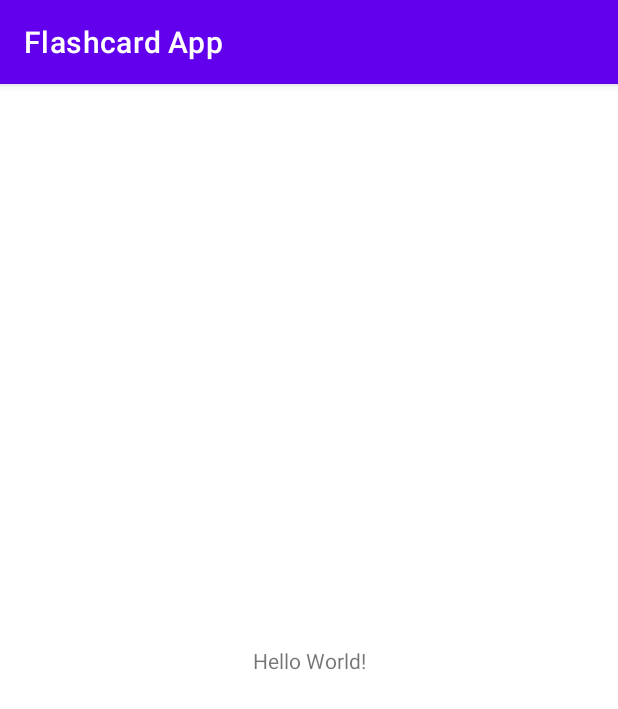
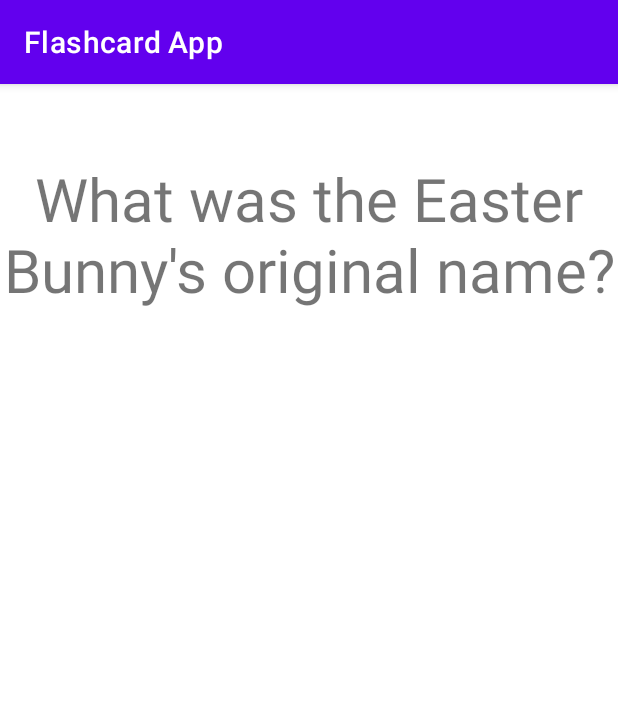
Before and after one commit to jshi0119/flashcardapp, an Android app: the screen it shows after launch (MainActivity), on a phone screen of 412 x 824 dp. Shown: the top 709 px of the screen. Run offline under Robolectric (Android 15) with nearby library versions, the phone set to English and light mode, and no system bars.

Commit message:
Revert between question and answer side of the flashcard when screen is tapped.

```diff
--- a/app/src/main/java/com/jen/flashcardapp/MainActivity.java
+++ b/app/src/main/java/com/jen/flashcardapp/MainActivity.java
@@ -1,8 +1,9 @@
 package com.jen.flashcardapp;
 
+import android.os.Bundle;
+import android.view.View;
+
 import androidx.appcompat.app.AppCompatActivity;
-
-import android.os.Bundle;
 
 public class MainActivity extends AppCompatActivity {
 
@@ -10,5 +11,20 @@ public class MainActivity extends AppCompatActivity {
     protected void onCreate(Bundle savedInstanceState) {
         super.onCreate(savedInstanceState);
         setContentView(R.layout.activity_main);
+
+        findViewById(R.id.flashcardQuestion).setOnClickListener(new View.OnClickListener() {
+            @Override
+            public void onClick(View v) {
+                findViewById(R.id.flashcardQuestion).setVisibility(View.INVISIBLE);
+                findViewById(R.id.flashcardAnswer).setVisibility(View.VISIBLE);
+            }
+        });
+
+        findViewById(R.id.flashcardAnswer).setOnClickListener(new View.OnClickListener() {
+            @Override
+            public void onClick(View v) {
+                findViewById(R.id.flashcardAnswer).setVisibility(View.INVISIBLE);
+                findViewById(R.id.flashcardQuestion).setVisibility(View.VISIBLE);            }
+        });
     }
 }
--- a/app/src/main/res/layout/activity_main.xml
+++ b/app/src/main/res/layout/activity_main.xml
@@ -1,5 +1,5 @@
 <?xml version="1.0" encoding="utf-8"?>
-<androidx.constraintlayout.widget.ConstraintLayout xmlns:android="http://schemas.android.com/apk/res/android"
+<RelativeLayout xmlns:android="http://schemas.android.com/apk/res/android"
     xmlns:app="http://schemas.android.com/apk/res-auto"
     xmlns:tools="http://schemas.android.com/tools"
     android:layout_width="match_parent"
@@ -7,12 +7,23 @@
     tools:context=".MainActivity">
 
     <TextView
-        android:layout_width="wrap_content"
-        android:layout_height="wrap_content"
-        android:text="Hello World!"
-        app:layout_constraintBottom_toBottomOf="parent"
-        app:layout_constraintLeft_toLeftOf="parent"
-        app:layout_constraintRight_toRightOf="parent"
-        app:layout_constraintTop_toTopOf="parent" />
+        android:id="@+id/flashcardQuestion"
+        android:layout_width="match_parent"
+        android:layout_height="200dp"
 
-</androidx.constraintlayout.widget.ConstraintLayout>
+        android:text="What was the Easter Bunny's original name?"
+        android:textSize="40sp"
+        android:gravity="center"/>
+
+    <TextView
+        android:id="@+id/flashcardAnswer"
+        android:layout_width="match_parent"
+        android:layout_height="200dp"
+        android:visibility="invisible"
+
+        android:text="Osterhase"
+        android:textSize="40sp"
+        android:gravity="center"
+        />
+
+</RelativeLayout>
```
